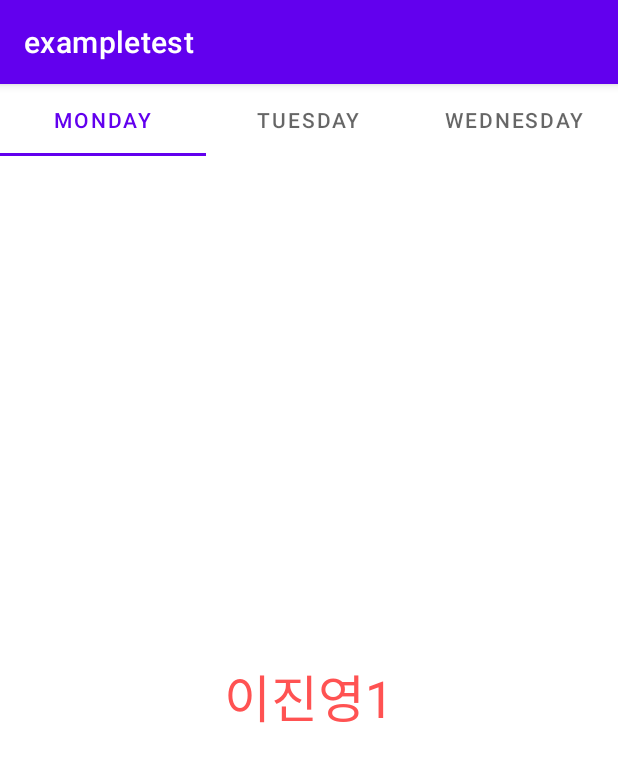
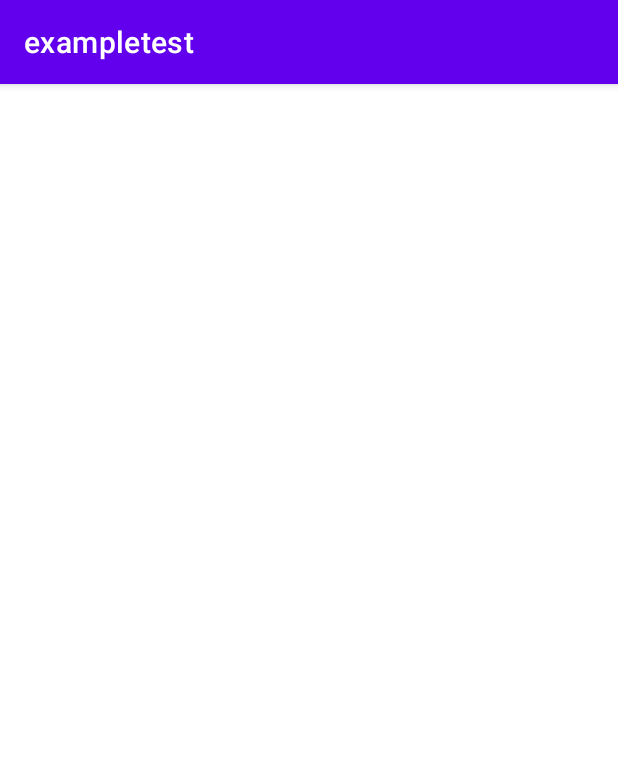
Before and after one commit to roswkzm/Android_basic_relearn, an Android app: the screen it shows after launch (MainActivity), on a phone screen of 412 x 824 dp. Shown: the top 762 px of the screen. Run offline under Robolectric (Android 15) with nearby library versions, the phone set to English and light mode, and no system bars.

Commit message:
프로젝트 초기화

```diff
--- a/app/src/main/java/com/example/exampletest/FragMonday.java
+++ /dev/null
@@ -1,28 +0,0 @@
-package com.example.exampletest;
-
-import android.os.Bundle;
-import android.view.LayoutInflater;
-import android.view.View;
-import android.view.ViewGroup;
-
-import androidx.annotation.NonNull;
-import androidx.annotation.Nullable;
-import androidx.fragment.app.Fragment;
-
-public class FragMonday extends Fragment {
-
-    private View view;
-
-    public static FragMonday newInstance(){
-        FragMonday fragMonday = new FragMonday();
-        return fragMonday;
-    }
-
-    @Nullable
-    @Override
-    public View onCreateView(@NonNull LayoutInflater inflater, @Nullable ViewGroup container, @Nullable Bundle savedInstanceState) {
-        view = inflater.inflate(R.layout.frag_monday,container,false);
-
-        return view;
-    };
-}
--- a/app/src/main/java/com/example/exampletest/FragTuesday.java
+++ /dev/null
@@ -1,28 +0,0 @@
-package com.example.exampletest;
-
-import android.os.Bundle;
-import android.view.LayoutInflater;
-import android.view.View;
-import android.view.ViewGroup;
-
-import androidx.annotation.NonNull;
-import androidx.annotation.Nullable;
-import androidx.fragment.app.Fragment;
-
-public class FragTuesday extends Fragment {
-
-    private View view;
-
-    public static FragTuesday newInstance(){
-        FragTuesday fragTuesday = new FragTuesday();
-        return fragTuesday;
-    }
-
-    @Nullable
-    @Override
-    public View onCreateView(@NonNull LayoutInflater inflater, @Nullable ViewGroup container, @Nullable Bundle savedInstanceState) {
-        view = inflater.inflate(R.layout.frag_tuesday,container,false);
-
-        return view;
-    };
-}
--- a/app/src/main/java/com/example/exampletest/MainActivity.java
+++ b/app/src/main/java/com/example/exampletest/MainActivity.java
@@ -11,20 +11,11 @@ import com.google.android.material.tabs.TabLayout;
 
 public class MainActivity extends AppCompatActivity {
 
-    private FragmentPagerAdapter fragmentPagerAdapter;
-
     @Override
     protected void onCreate(Bundle savedInstanceState) {
         super.onCreate(savedInstanceState);
         setContentView(R.layout.activity_main);
 
-        //뷰페이저 세팅
-        ViewPager viewPager = findViewById(R.id.viewPager);
-        fragmentPagerAdapter = new ViewPagerAdapter(getSupportFragmentManager());
-
-        TabLayout tabLayout = findViewById(R.id.tab_layout);
-        viewPager.setAdapter(fragmentPagerAdapter);
-        tabLayout.setupWithViewPager(viewPager);
 
     }
 }
--- a/app/src/main/java/com/example/exampletest/ViewPagerAdapter.java
+++ /dev/null
@@ -1,50 +0,0 @@
-package com.example.exampletest;
-
-import androidx.annotation.NonNull;
-import androidx.annotation.Nullable;
-import androidx.fragment.app.Fragment;
-import androidx.fragment.app.FragmentManager;
-import androidx.fragment.app.FragmentPagerAdapter;
-
-public class ViewPagerAdapter extends FragmentPagerAdapter {
-    public ViewPagerAdapter(@NonNull FragmentManager fm) {
-        super(fm);
-    }
-
-    //프래그먼트 교체를 보여주는 처리를 구현한 곳
-    @NonNull
-    @Override
-    public Fragment getItem(int position) {
-        switch (position){
-            case 0:
-                return FragMonday.newInstance();
-            case 1:
-                return FragTuesday.newInstance();
-            case 2:
-                return FragWednesday.newInstance();
-            default:
-                return null;
-        }
-    }
-
-    @Override
-    public int getCount() {
-        return 3;
-    }
-
-    //상단에 탭 레이아웃 인디케이터 쪽에 텍스트를 선언해주는 곳
-    @Nullable
-    @Override
-    public CharSequence getPageTitle(int position) {
-        switch (position){
-            case 0:
-                return "Monday";
-            case 1:
-                return "Tuesday";
-            case 2:
-                return "Wednesday";
-            default:
-                return null;
-        }
-    }
-}
--- a/app/src/main/res/layout/activity_main.xml
+++ b/app/src/main/res/layout/activity_main.xml
@@ -8,47 +8,4 @@
     tools:context=".MainActivity">
 
 
-    <com.google.android.material.tabs.TabLayout
-        android:id="@+id/tab_layout"
-        android:layout_width="match_parent"
-        android:layout_height="wrap_content"
-        app:layout_constraintBottom_toTopOf="@+id/const_vp"
-        app:layout_constraintEnd_toEndOf="parent"
-        app:layout_constraintStart_toStartOf="parent"
-        app:layout_constraintTop_toTopOf="parent">
-
-        <com.google.android.material.tabs.TabItem
-            android:layout_width="wrap_content"
-            android:layout_height="wrap_content"
-            android:text="Monday" />
-
-        <com.google.android.material.tabs.TabItem
-            android:layout_width="wrap_content"
-            android:layout_height="wrap_content"
-            android:text="Tuesday" />
-
-        <com.google.android.material.tabs.TabItem
-            android:layout_width="wrap_content"
-            android:layout_height="wrap_content"
-            android:text="Wednesday" />
-    </com.google.android.material.tabs.TabLayout>
-
-    <androidx.constraintlayout.widget.ConstraintLayout
-        android:id="@+id/const_vp"
-        android:layout_width="match_parent"
-        android:layout_height="0dp"
-        app:layout_constraintBottom_toBottomOf="parent"
-        app:layout_constraintEnd_toEndOf="parent"
-        app:layout_constraintStart_toStartOf="parent"
-        app:layout_constraintTop_toBottomOf="@+id/tab_layout">
-
-        <androidx.viewpager.widget.ViewPager
-            android:id="@+id/viewPager"
-            android:layout_width="match_parent"
-            android:layout_height="match_parent"
-            app:layout_constraintBottom_toBottomOf="parent"
-            app:layout_constraintEnd_toEndOf="parent"
-            app:layout_constraintStart_toStartOf="parent"
-            app:layout_constraintTop_toTopOf="parent" />
-    </androidx.constraintlayout.widget.ConstraintLayout>
 </androidx.constraintlayout.widget.ConstraintLayout>
--- a/app/src/main/res/layout/frag_monday.xml
+++ /dev/null
@@ -1,19 +0,0 @@
-<?xml version="1.0" encoding="utf-8"?>
-<androidx.constraintlayout.widget.ConstraintLayout xmlns:android="http://schemas.android.com/apk/res/android"
-    xmlns:app="http://schemas.android.com/apk/res-auto"
-    xmlns:tools="http://schemas.android.com/tools"
-    android:layout_width="match_parent"
-    android:layout_height="match_parent">
-
-    <TextView
-        android:id="@+id/textView"
-        android:layout_width="wrap_content"
-        android:layout_height="wrap_content"
-        android:text="이진영1"
-        android:textColor="#FF5252"
-        android:textSize="34sp"
-        app:layout_constraintBottom_toBottomOf="parent"
-        app:layout_constraintEnd_toEndOf="parent"
-        app:layout_constraintStart_toStartOf="parent"
-        app:layout_constraintTop_toTopOf="parent" />
-</androidx.constraintlayout.widget.ConstraintLayout>
```
Also changed, not shown: app/src/main/java/com/example/exampletest/FragWednesday.java (deleted, +0 -28 lines), app/src/main/res/layout/frag_tuesday.xml (deleted, +0 -19 lines), app/src/main/res/layout/frag_wednesday.xml (deleted, +0 -19 lines).
